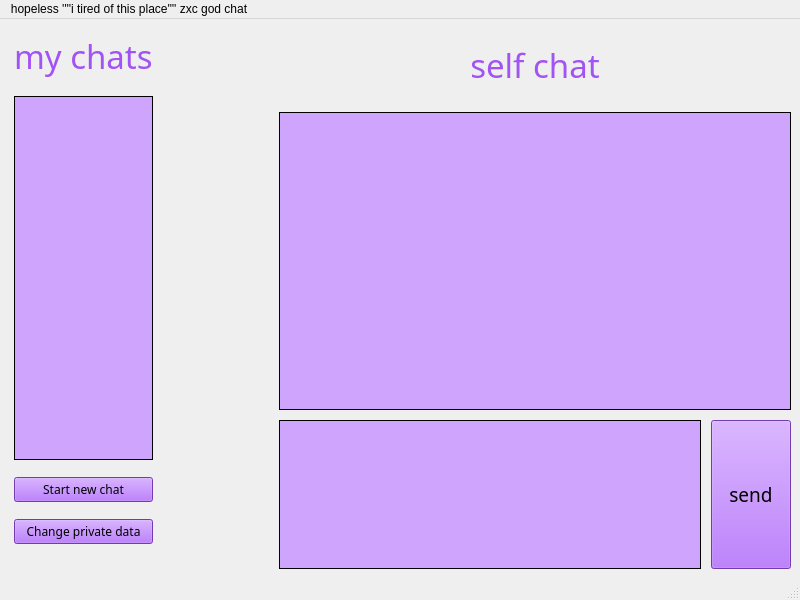
Before: the Qt Designer form Mainwindow.ui in lizlizardplease/client, drawn with Qt 5.
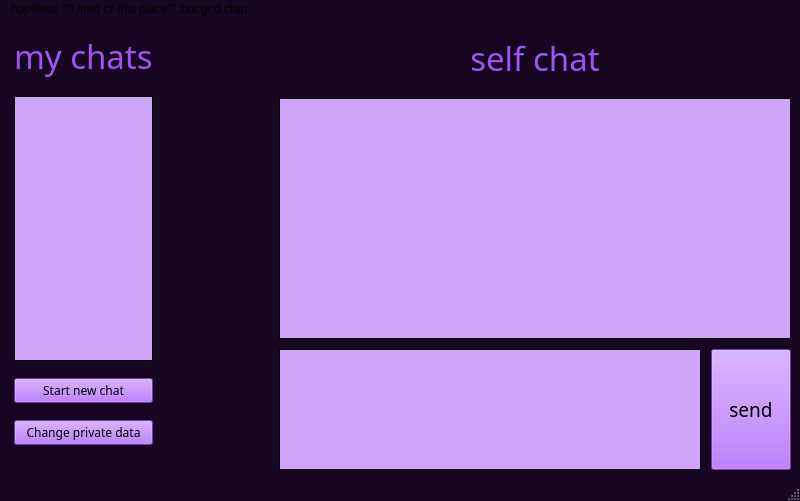
After: the same form once the commit is applied.

Commit message: and a little bit ui/ux

The edit to the form file:
```diff
--- a/Mainwindow.ui
+++ b/Mainwindow.ui
@@ -7,9 +7,73 @@
     <x>0</x>
     <y>0</y>
     <width>800</width>
-    <height>600</height>
+    <height>501</height>
    </rect>
   </property>
+  <property name="palette">
+   <palette>
+    <active>
+     <colorrole role="Base">
+      <brush brushstyle="SolidPattern">
+       <color alpha="255">
+        <red>255</red>
+        <green>255</green>
+        <blue>255</blue>
+       </color>
+      </brush>
+     </colorrole>
+     <colorrole role="Window">
+      <brush brushstyle="SolidPattern">
+       <color alpha="255">
+        <red>23</red>
+        <green>6</green>
+        <blue>33</blue>
+       </color>
+      </brush>
+     </colorrole>
+    </active>
+    <inactive>
+     <colorrole role="Base">
+      <brush brushstyle="SolidPattern">
+       <color alpha="255">
+        <red>255</red>
+        <green>255</green>
+        <blue>255</blue>
+       </color>
+      </brush>
+     </colorrole>
+     <colorrole role="Window">
+      <brush brushstyle="SolidPattern">
+       <color alpha="255">
+        <red>23</red>
+        <green>6</green>
+        <blue>33</blue>
+       </color>
+      </brush>
+     </colorrole>
+    </inactive>
+    <disabled>
+     <colorrole role="Base">
+      <brush brushstyle="SolidPattern">
+       <color alpha="255">
+        <red>23</red>
+        <green>6</green>
+        <blue>33</blue>
+       </color>
+      </brush>
+     </colorrole>
+     <colorrole role="Window">
+      <brush brushstyle="SolidPattern">
+       <color alpha="255">
+        <red>23</red>
+        <green>6</green>
+        <blue>33</blue>
+       </color>
+      </brush>
+     </colorrole>
+    </disabled>
+   </palette>
+  </property>
   <property name="windowTitle">
    <string>MainWindow</string>
   </property>
```
The commit also changes 6 other files.
